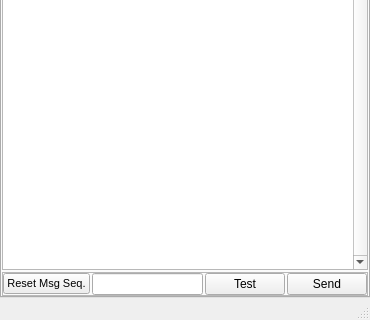
The window that src/MainWindow/mainwindow.ui (cyberlord8/ChesterTheChat) describes before a commit, drawn with Qt 5; both pictures show x 0 to 370 and y 374 to 694 of the 370 by 694 pixel window.
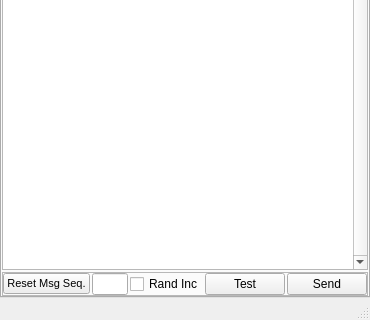
The same window after the commit. The open tabs and pages were chosen to show the change.

Commit message: Added ability to send incrementally sized test messages with random data.

```diff
--- a/src/MainWindow/mainwindow.ui
+++ b/src/MainWindow/mainwindow.ui
@@ -116,6 +116,13 @@
              </property>
             </widget>
            </item>
+           <item>
+            <widget class="QCheckBox" name="checkBoxIncrementSize">
+             <property name="text">
+              <string>Rand Inc</string>
+             </property>
+            </widget>
+           </item>
            <item>
             <widget class="QPushButton" name="pushButtonTestMsg">
              <property name="toolTip">
```
Left out of the diff: 6 changed lines with no effect on the pictures. The commit also changes 2 other files.
